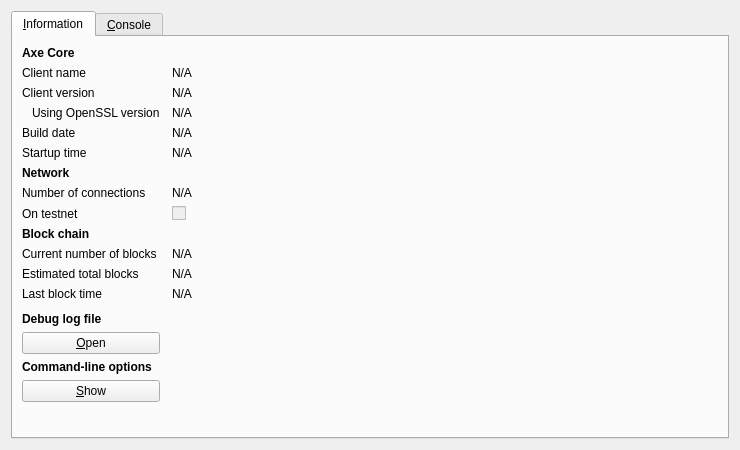
Before: the Qt Designer form src/qt/forms/rpcconsole.ui in AXErunners/axe, drawn with Qt 5.
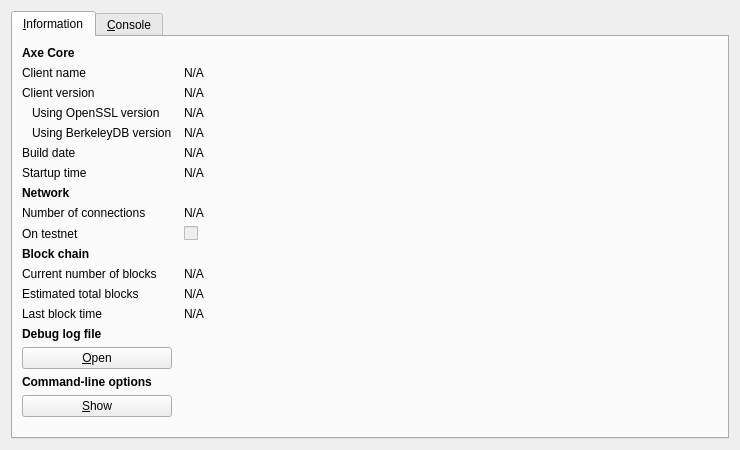
After: the same form once the commit is applied. Icons and pictures are not drawn.

Commit message: set qwidget

```diff
--- a/src/qt/forms/rpcconsole.ui
+++ b/src/qt/forms/rpcconsole.ui
@@ -1,7 +1,7 @@
 <?xml version="1.0" encoding="UTF-8"?>
 <ui version="4.0">
  <class>RPCConsole</class>
- <widget class="QDialog" name="RPCConsole">
+ <widget class="QWidget" name="RPCConsole">
   <property name="geometry">
    <rect>
     <x>0</x>
@@ -113,13 +113,39 @@
         </widget>
        </item>
        <item row="4" column="0">
+         <widget class="QLabel" name="label_berkeleyDBVersion">
+          <property name="text">
+            <string>Using BerkeleyDB version</string>
+          </property>
+          <property name="indent">
+            <number>10</number>
+          </property>
+        </widget>
+      </item>
+      <item row="4" column="1">
+        <widget class="QLabel" name="berkeleyDBVersion">
+          <property name="cursor">
+            <cursorShape>IBeamCursor</cursorShape>
+          </property>
+          <property name="text">
+            <string>N/A</string>
+          </property>
+          <property name="textFormat">
+            <enum>Qt::PlainText</enum>
+          </property>
+          <property name="textInteractionFlags">
+            <set>Qt::LinksAccessibleByMouse|Qt::TextSelectableByKeyboard|Qt::TextSelectableByMouse</set>
+          </property>
+        </widget>
+      </item>
+      <item row="5" column="0">
         <widget class="QLabel" name="label_12">
          <property name="text">
           <string>Build date</string>
          </property>
         </widget>
        </item>
-       <item row="4" column="1">
+       <item row="5" column="1">
         <widget class="QLabel" name="buildDate">
          <property name="cursor">
           <cursorShape>IBeamCursor</cursorShape>
@@ -135,14 +161,14 @@
          </property>
         </widget>
        </item>
-       <item row="5" column="0">
+       <item row="6" column="0">
         <widget class="QLabel" name="label_13">
          <property name="text">
           <string>Startup time</string>
          </property>
         </widget>
        </item>
-       <item row="5" column="1">
+       <item row="6" column="1">
         <widget class="QLabel" name="startupTime">
          <property name="cursor">
           <cursorShape>IBeamCursor</cursorShape>
@@ -158,7 +184,7 @@
          </property>
         </widget>
        </item>
-       <item row="6" column="0">
+       <item row="7" column="0">
         <widget class="QLabel" name="label_11">
          <property name="font">
           <font>
@@ -171,14 +197,14 @@
          </property>
         </widget>
        </item>
-       <item row="7" column="0">
+       <item row="8" column="0">
         <widget class="QLabel" name="label_7">
          <property name="text">
           <string>Number of connections</string>
          </property>
         </widget>
        </item>
-       <item row="7" column="1">
+       <item row="8" column="1">
         <widget class="QLabel" name="numberOfConnections">
          <property name="cursor">
           <cursorShape>IBeamCursor</cursorShape>
@@ -194,14 +220,14 @@
          </property>
         </widget>
        </item>
-       <item row="8" column="0">
+       <item row="9" column="0">
         <widget class="QLabel" name="label_8">
          <property name="text">
           <string>On testnet</string>
          </property>
         </widget>
        </item>
-       <item row="8" column="1">
+       <item row="9" column="1">
         <widget class="QCheckBox" name="isTestNet">
          <property name="enabled">
           <bool>false</bool>
@@ -211,7 +237,7 @@
          </property>
         </widget>
        </item>
-       <item row="9" column="0">
+       <item row="10" column="0">
         <widget class="QLabel" name="label_10">
          <property name="font">
           <font>
@@ -224,14 +250,14 @@
          </property>
         </widget>
        </item>
-       <item row="10" column="0">
+       <item row="11" column="0">
         <widget class="QLabel" name="label_3">
          <property name="text">
           <string>Current number of blocks</string>
          </property>
         </widget>
        </item>
-       <item row="10" column="1">
+       <item row="11" column="1">
         <widget class="QLabel" name="numberOfBlocks">
          <property name="cursor">
           <cursorShape>IBeamCursor</cursorShape>
@@ -247,14 +273,14 @@
          </property>
         </widget>
        </item>
-       <item row="11" column="0">
+       <item row="12" column="0">
         <widget class="QLabel" name="label_4">
          <property name="text">
           <string>Estimated total blocks</string>
          </property>
         </widget>
        </item>
-       <item row="11" column="1">
+       <item row="12" column="1">
         <widget class="QLabel" name="totalBlocks">
          <property name="cursor">
           <cursorShape>IBeamCursor</cursorShape>
@@ -270,14 +296,14 @@
          </property>
         </widget>
        </item>
-       <item row="12" column="0">
+       <item row="13" column="0">
         <widget class="QLabel" name="label_2">
          <property name="text">
           <string>Last block time</string>
          </property>
         </widget>
        </item>
-       <item row="12" column="1">
+       <item row="13" column="1">
         <widget class="QLabel" name="lastBlockTime">
          <property name="cursor">
           <cursorShape>IBeamCursor</cursorShape>
@@ -293,7 +319,7 @@
          </property>
         </widget>
        </item>
-       <item row="13" column="0">
+       <item row="14" column="0">
         <spacer name="verticalSpacer_2">
          <property name="orientation">
           <enum>Qt::Vertical</enum>
@@ -306,7 +332,7 @@
          </property>
         </spacer>
        </item>
-       <item row="14" column="0">
+       <item row="15" column="0">
         <widget class="QLabel" name="labelDebugLogfile">
          <property name="font">
           <font>
@@ -319,7 +345,7 @@
          </property>
         </widget>
        </item>
-       <item row="15" column="0">
+       <item row="16" column="0">
         <widget class="QPushButton" name="openDebugLogfileButton">
          <property name="toolTip">
           <string>Open the Axe debug log file from the current data directory. This can take a few seconds for large log files.</string>
@@ -332,7 +358,7 @@
          </property>
         </widget>
        </item>
-       <item row="16" column="0">
+       <item row="17" column="0">
         <widget class="QLabel" name="labelCLOptions">
          <property name="font">
           <font>
@@ -345,7 +371,7 @@
          </property>
         </widget>
        </item>
-       <item row="17" column="0">
+       <item row="18" column="0">
         <widget class="QPushButton" name="showCLOptionsButton">
          <property name="toolTip">
           <string>Show the Axe-Qt help message to get a list with possible Axe command-line options.</string>
@@ -358,7 +384,7 @@
          </property>
         </widget>
        </item>
-       <item row="18" column="0">
+       <item row="19" column="0">
         <spacer name="verticalSpacer">
          <property name="orientation">
           <enum>Qt::Vertical</enum>
```
The commit also changes 2 other files.
